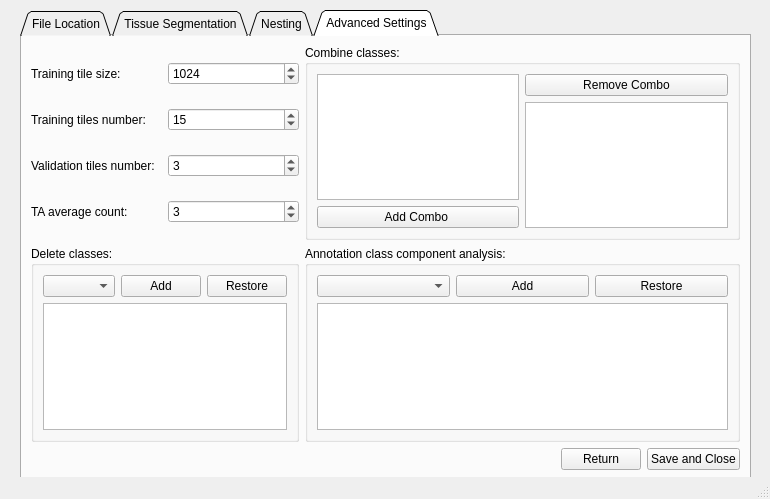
Qt form CODA.ui (Kiemen-Lab/CODAvision) before a commit.
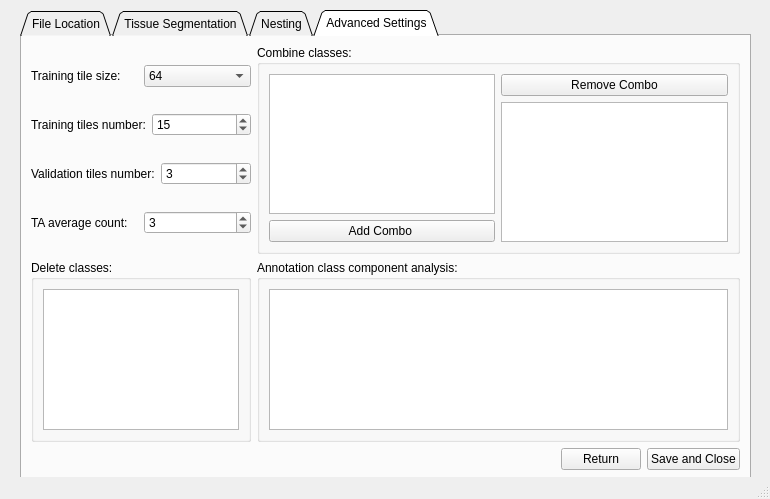
The same form after that commit.

Commit message: GUI updates with combine tissue code done

Patch:
```diff
--- a/CODA.ui
+++ b/CODA.ui
@@ -478,22 +478,40 @@
            </widget>
           </item>
           <item>
-           <widget class="QSpinBox" name="tts_SB">
-            <property name="minimum">
-             <number>1</number>
+           <widget class="QComboBox" name="tts_CB">
+            <property name="currentText">
+             <string>1024</string>
             </property>
-            <property name="maximum">
-             <number>2048</number>
-            </property>
-            <property name="singleStep">
-             <number>1</number>
-            </property>
-            <property name="value">
-             <number>1024</number>
-            </property>
-            <property name="displayIntegerBase">
-             <number>10</number>
-            </property>
+            <item>
+             <property name="text">
+              <string>64</string>
+             </property>
+            </item>
+            <item>
+             <property name="text">
+              <string>128</string>
+             </property>
+            </item>
+            <item>
+             <property name="text">
+              <string>256</string>
+             </property>
+            </item>
+            <item>
+             <property name="text">
+              <string>512</string>
+             </property>
+            </item>
+            <item>
+             <property name="text">
+              <string>1024</string>
+             </property>
+            </item>
+            <item>
+             <property name="text">
+              <string>2048</string>
+             </property>
+            </item>
            </widget>
           </item>
          </layout>
@@ -627,43 +645,6 @@
         </layout>
        </widget>
       </item>
-      <item row="1" column="0">
-       <widget class="QGroupBox" name="groupBox_2">
-        <property name="title">
-         <string>Delete classes:</string>
-        </property>
-        <layout class="QGridLayout" name="gridLayout_7">
-         <item row="0" column="0">
-          <layout class="QVBoxLayout" name="verticalLayout_8">
-           <item>
-            <layout class="QHBoxLayout" name="horizontalLayout_17">
-             <item>
-              <widget class="QComboBox" name="Delete_CB"/>
-             </item>
-             <item>
-              <widget class="QPushButton" name="Add_delete_PB">
-               <property name="text">
-                <string>Add</string>
-               </property>
-              </widget>
-             </item>
-             <item>
-              <widget class="QPushButton" name="Restore_delete_PB">
-               <property name="text">
-                <string>Restore</string>
-               </property>
-              </widget>
-             </item>
-            </layout>
-           </item>
-           <item>
-            <widget class="QTableWidget" name="delete_TW"/>
-           </item>
-          </layout>
-         </item>
-        </layout>
-       </widget>
-      </item>
       <item row="1" column="1">
        <widget class="QGroupBox" name="groupBox_3">
         <property name="title">
@@ -672,27 +653,6 @@
         <layout class="QGridLayout" name="gridLayout_8">
          <item row="0" column="0">
           <layout class="QVBoxLayout" name="verticalLayout_9">
-           <item>
-            <layout class="QHBoxLayout" name="horizontalLayout_18">
-             <item>
-              <widget class="QComboBox" name="component_CB"/>
-             </item>
-             <item>
-              <widget class="QPushButton" name="Add_component_PB">
-               <property name="text">
-                <string>Add</string>
-               </property>
-              </widget>
-             </item>
-             <item>
-              <widget class="QPushButton" name="Restore_component_PB">
-               <property name="text">
-                <string>Restore</string>
-               </property>
-              </widget>
-             </item>
-            </layout>
-           </item>
            <item>
             <widget class="QTableWidget" name="component_TW"/>
            </item>
@@ -732,6 +692,22 @@
         </item>
        </layout>
       </item>
+      <item row="1" column="0">
+       <widget class="QGroupBox" name="groupBox_2">
+        <property name="title">
+         <string>Delete classes:</string>
+        </property>
+        <layout class="QGridLayout" name="gridLayout_7">
+         <item row="0" column="0">
+          <layout class="QVBoxLayout" name="verticalLayout_8">
+           <item>
+            <widget class="QTableWidget" name="delete_TW"/>
+           </item>
+          </layout>
+         </item>
+        </layout>
+       </widget>
+      </item>
      </layout>
     </widget>
    </widget>
```
The commit also changes 2 other files.
